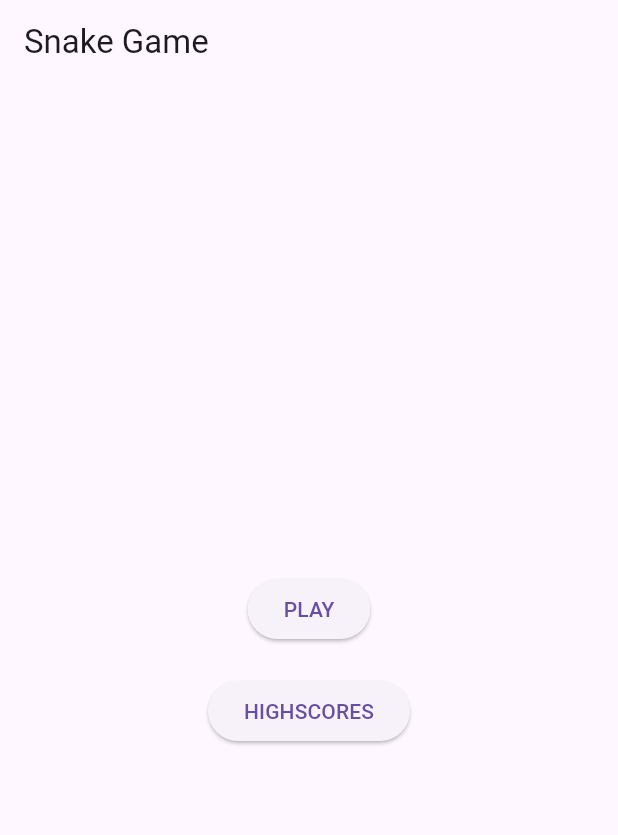
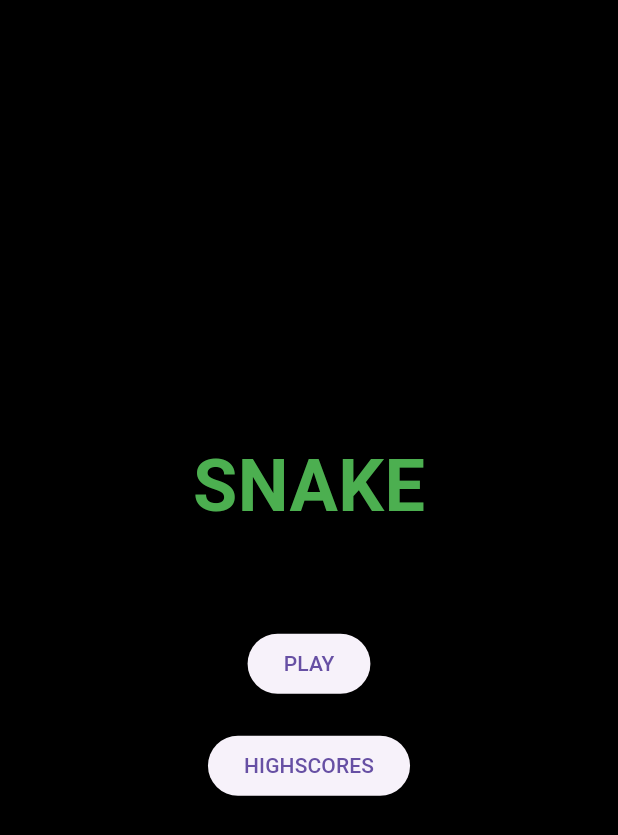
Before and after one commit to TohroSea/matopeli_front, a Flutter app: the screen it shows after launch, on a phone screen of 412 x 824 dp. Shown: the top 835 px of the screen. Run offline on Flutter 3.47's test engine with Material 3 defaults, Android fonts, the phone set to English and light mode, and no system bars.

Commit message:
Main menu updated, and game over menu cannot be dismissed.

```diff
--- a/lib/main.dart
+++ b/lib/main.dart
@@ -20,13 +20,20 @@ class MainMenu extends StatelessWidget {
   @override
   Widget build(BuildContext context) {
     return Scaffold(
-      appBar: AppBar(
-        title: Text('Snake Game'),
-      ),
+      backgroundColor: Colors.black,
       body: Center(
         child: Column(
           mainAxisAlignment: MainAxisAlignment.center,
           children: [
+          Text(
+            'SNAKE',
+            style: TextStyle(
+              color: Colors.green,
+              fontSize: 48,
+              fontWeight: FontWeight.bold,
+            ),
+          ),
+            SizedBox(height: 60),
             ElevatedButton(
               onPressed: () {
                 Navigator.push(
@@ -36,6 +43,7 @@ class MainMenu extends StatelessWidget {
               },
               child: Text('PLAY'),
             ),
+
             SizedBox(height: 20),
             ElevatedButton(
                onPressed: () {
@@ -169,7 +177,7 @@ class _SnakeGameState extends State<SnakeGame> {
 
  void gameOver() {
   showDialog(
-    context: context,
+    context: context,barrierDismissible: false, // Prevent dismissing by tapping outside
     builder: (BuildContext context) {
       return AlertDialog(
         title: Text('Game Over'),
```
